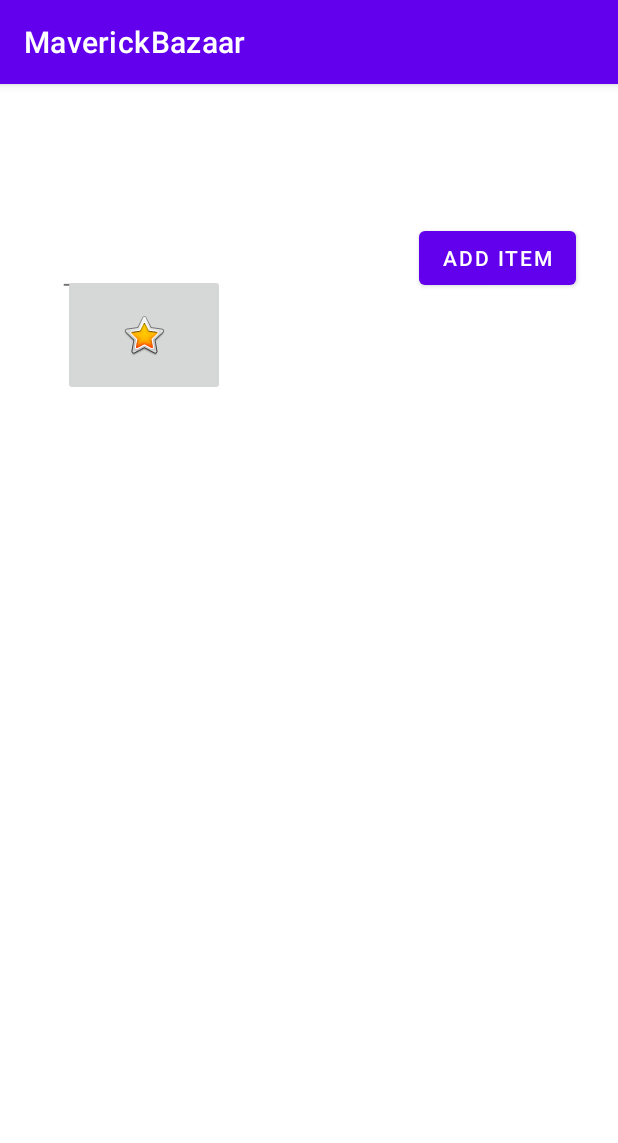
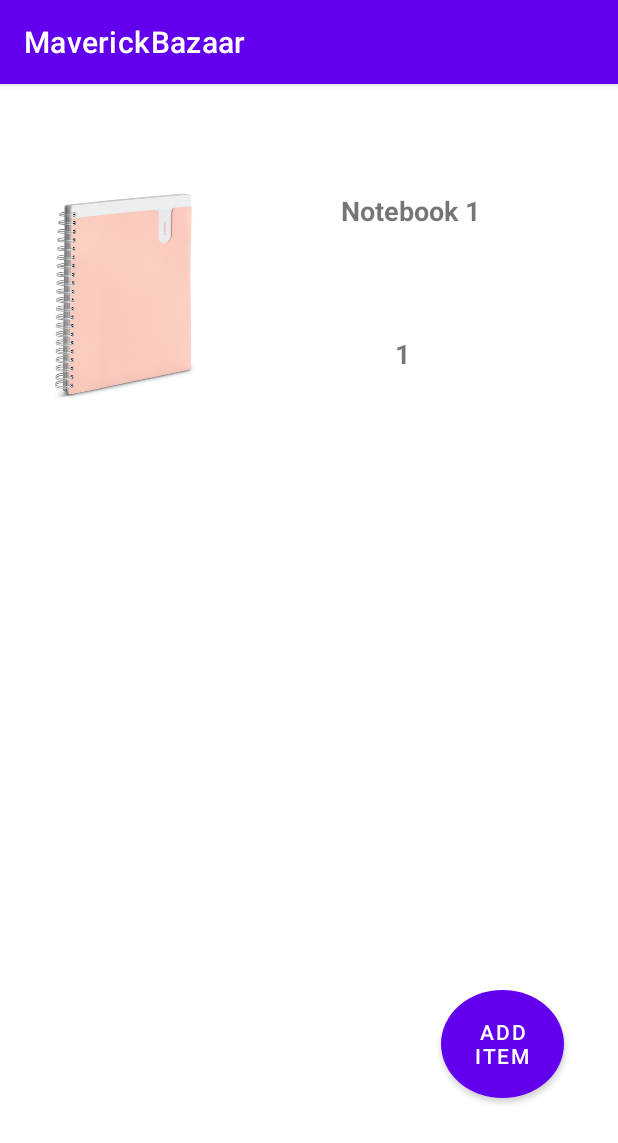
Before and after one commit to ChauPhucNguyen/MaverickBazaar, an Android app: the Store screen opened directly, with no data from a screen before it, on a phone screen of 412 x 824 dp. Shown: the top 1143 px of the screen. Run offline under Robolectric (Android 15) with nearby library versions, the phone set to English and light mode, and no system bars.

Commit message:
Recycle View added

```diff
--- a/app/src/main/AndroidManifest.xml
+++ b/app/src/main/AndroidManifest.xml
@@ -14,7 +14,10 @@
         android:supportsRtl="true"
         android:theme="@style/Theme.MaverickBazaar">
         <activity
-            android:name=".addItemToCart"
+            android:name=".Checkout"
+            android:exported="false" />
+        <activity
+            android:name=".itemDisplay"
             android:exported="false" />
         <activity
             android:name=".ListItem"
--- a/app/src/main/java/com/example/maverickbazaar/addItemToCart.java
+++ b/app/src/main/java/com/example/maverickbazaar/Checkout.java
@@ -4,11 +4,11 @@ import androidx.appcompat.app.AppCompatActivity;
 
 import android.os.Bundle;
 
-public class addItemToCart extends AppCompatActivity {
+public class Checkout extends AppCompatActivity {
 
     @Override
     protected void onCreate(Bundle savedInstanceState) {
         super.onCreate(savedInstanceState);
-        setContentView(R.layout.activity_add_item_to_cart);
+        setContentView(R.layout.activity_checkout);
     }
 }
--- /dev/null
+++ b/app/src/main/java/com/example/maverickbazaar/RecyclerAdapter.java
@@ -0,0 +1,83 @@
+package com.example.maverickbazaar;
+
+import android.content.Context;
+import android.content.Intent;
+import android.view.LayoutInflater;
+import android.view.View;
+import android.view.ViewGroup;
+import android.widget.ImageView;
+import android.widget.TextView;
+
+import androidx.annotation.NonNull;
+import androidx.recyclerview.widget.RecyclerView;
+
+public class RecyclerAdapter extends RecyclerView.Adapter<RecyclerAdapter.ImageViewHolder> {
+    private int[] images;
+    private String[] name;
+    int[] prices;
+    String callingActivity;
+    private Context context;
+
+    public RecyclerAdapter(int[] images, String[] name, int[] prices, Context context, String callingActivity){
+        this.images=images;
+        this.name=name;
+        this.prices=prices;
+        this.context=context;
+        this.callingActivity=callingActivity;
+    }
+
+    @NonNull
+    @Override
+    public ImageViewHolder onCreateViewHolder(@NonNull ViewGroup parent, int viewType) {
+        View view= LayoutInflater.from(parent.getContext()).inflate(R.layout.list_item,parent,false);
+        ImageViewHolder imageViewHolder=new ImageViewHolder(view,context,images,name,prices,callingActivity);
+        return imageViewHolder;
+    }
+
+    @Override
+    public void onBindViewHolder(@NonNull ImageViewHolder holder, int position) {
+        int image_id=images[position];
+        holder.img.setImageResource(image_id);
+        holder.img_det.setText(name[position]);
+        holder.img_price.setText(Integer.toString(prices[position]));
+    }
+
+    @Override
+    public int getItemCount() {
+        return images.length;
+    }
+
+    public static class ImageViewHolder extends RecyclerView.ViewHolder  implements View.OnClickListener{
+        ImageView img;
+        TextView img_det,img_price;
+        Context context;
+        int[] images;
+        String[] details;
+        int[] prices;
+        String callingActivity;
+        public ImageViewHolder(@NonNull View itemView, Context context, int[] images, String[] details, int[] prices, String callingActivity) {
+            super(itemView);
+            img=itemView.findViewById(R.id.item_image);
+            img_det=itemView.findViewById(R.id.item_name);
+            img_price=itemView.findViewById(R.id.item_price);
+            itemView.setOnClickListener(this);
+            this.context=context;
+            this.images=images;
+            this.details=details;
+            this.prices=prices;
+            this.callingActivity= this.callingActivity;
+        }
+
+        @Override
+        public void onClick(View v) {
+            Intent intent=new Intent(context,itemDisplay.class);
+            System.out.println(callingActivity);
+            intent.putExtra("image_id",images[getAdapterPosition()]);
+            intent.putExtra("item_details",details[getAdapterPosition()]);
+            intent.putExtra("item_price",prices[getAdapterPosition()]);
+            intent.putExtra("CALLING_ACTIVITY",callingActivity);
+            context.startActivity(intent);
+        }
+
+    }
+}
--- a/app/src/main/java/com/example/maverickbazaar/Store.java
+++ b/app/src/main/java/com/example/maverickbazaar/Store.java
@@ -1,37 +1,38 @@
 package com.example.maverickbazaar;
 
 import androidx.appcompat.app.AppCompatActivity;
+import androidx.recyclerview.widget.GridLayoutManager;
+import androidx.recyclerview.widget.RecyclerView;
 
-import android.app.ActionBar;
 import android.content.Intent;
 import android.os.Bundle;
 import android.view.View;
 import android.widget.Button;
-import android.widget.ImageButton;
-import android.widget.Toast;
 
 public class Store extends AppCompatActivity {
 
-    ImageButton AndroidImageButton;
+    int[] img = {R.drawable.notebook1, R.drawable.notebook2};
+    String names[] = {"Notebook 1", "Notebook 2"};
+    int[] prices= {1,2};
+    private RecyclerAdapter adapter;
+    private RecyclerView.LayoutManager layoutManager;
+    private RecyclerView recyclerView;
 
     @Override
     protected void onCreate(Bundle savedInstanceState) {
         super.onCreate(savedInstanceState);
         setContentView(R.layout.activity_store);
+        recyclerView = findViewById(R.id.rvStore);
+        layoutManager = new GridLayoutManager(this,1);
+        recyclerView.setHasFixedSize(true);
+        recyclerView.setLayoutManager(layoutManager);
+        adapter = new RecyclerAdapter(img,names,prices,this,"Store");
+        recyclerView.setAdapter(adapter);
 
-        AndroidImageButton = findViewById(R.id.imageButtonTest);
-        AndroidImageButton.setOnClickListener(new View.OnClickListener() {
-            @Override
-            public void onClick(View view) {
-                Toast.makeText(Store.this, "IT WORKS", Toast.LENGTH_SHORT).show();
-            }
-        });
-
-        Button addItem= findViewById(R.id.addItem);
+        Button addItem = findViewById(R.id.addItem);
         addItem.setOnClickListener(new View.OnClickListener() {
             @Override
             public void onClick(View view) {
-                Toast.makeText(Store.this, "ADD ITEM TEST", Toast.LENGTH_SHORT).show();
                 Intent intent = new Intent(view.getContext(), CreateForm.class);
                 startActivity(intent);
             }
--- a/app/src/main/res/drawable/round_button.xml
+++ b/app/src/main/res/drawable/round_button.xml
@@ -7,7 +7,8 @@
     </item>
     <item android:state_pressed="true">
         <shape android:shape="oval">
-            <solid android:color="#c20586"/>
+            <solid android:color="#08A468"/>
         </shape>
     </item>
+    <stroke android:width="1dip" android:color="#000000"/>
 </selector>
--- a/app/src/main/res/layout/activity_add_item_to_cart.xml
+++ b/app/src/main/res/layout/activity_checkout.xml
@@ -4,6 +4,6 @@
     xmlns:tools="http://schemas.android.com/tools"
     android:layout_width="match_parent"
     android:layout_height="match_parent"
-    tools:context=".addItemToCart">
+    tools:context=".Checkout">
 
 </androidx.constraintlayout.widget.ConstraintLayout>
--- a/app/src/main/res/layout/activity_store.xml
+++ b/app/src/main/res/layout/activity_store.xml
@@ -6,39 +6,29 @@
     android:layout_height="match_parent"
     tools:context=".Store">
 
-    <TextView
-        android:id="@+id/textView10"
-        android:layout_width="108dp"
-        android:layout_height="81dp"
-        android:text="Test"
-        android:textSize="18sp"
-        app:layout_constraintBottom_toBottomOf="parent"
-        app:layout_constraintEnd_toEndOf="parent"
-        app:layout_constraintHorizontal_bias="0.138"
-        app:layout_constraintStart_toStartOf="parent"
-        app:layout_constraintTop_toTopOf="parent"
-        app:layout_constraintVertical_bias="0.184" />
-
     <Button
         android:id="@+id/addItem"
-        android:layout_width="wrap_content"
-        android:layout_height="wrap_content"
-        android:layout_marginEnd="28dp"
-        android:layout_marginBottom="628dp"
+        android:layout_width="82dp"
+        android:layout_height="72dp"
+        android:layout_marginTop="604dp"
+        android:layout_marginEnd="36dp"
+        android:background="@drawable/round_button"
         android:text="Add Item"
-        app:layout_constraintBottom_toBottomOf="parent"
-        app:layout_constraintEnd_toEndOf="parent" />
+        app:layout_constraintEnd_toEndOf="parent"
+        app:layout_constraintTop_toTopOf="parent" />
 
-    <ImageButton
-        android:id="@+id/imageButtonTest"
+    <androidx.recyclerview.widget.RecyclerView
+        android:id="@+id/rvStore"
         android:layout_width="0dp"
         android:layout_height="0dp"
-        app:layout_constraintBottom_toBottomOf="@+id/textView10"
-        app:layout_constraintEnd_toEndOf="@+id/textView10"
-        app:layout_constraintHorizontal_bias="0.0"
-        app:layout_constraintStart_toStartOf="@+id/textView10"
-        app:layout_constraintTop_toTopOf="@+id/textView10"
-        app:layout_constraintVertical_bias="1.0"
-        app:srcCompat="@android:drawable/btn_star_big_on" />
+        android:layout_marginStart="1dp"
+        android:layout_marginTop="32dp"
+        android:layout_marginEnd="1dp"
+        android:layout_marginBottom="42dp"
+        app:layout_constraintBottom_toBottomOf="@+id/addItem"
+        app:layout_constraintEnd_toEndOf="parent"
+        app:layout_constraintStart_toStartOf="parent"
+        app:layout_constraintTop_toTopOf="parent" />
+
 
 </androidx.constraintlayout.widget.ConstraintLayout>
--- /dev/null
+++ b/app/src/main/res/layout/list_item.xml
@@ -0,0 +1,49 @@
+<?xml version="1.0" encoding="utf-8"?>
+<androidx.constraintlayout.widget.ConstraintLayout xmlns:android="http://schemas.android.com/apk/res/android"
+    xmlns:app="http://schemas.android.com/apk/res-auto"
+    xmlns:tools="http://schemas.android.com/tools"
+    android:layout_width="match_parent"
+    android:layout_height="match_parent">
+
+    <ImageView
+        android:id="@+id/item_image"
+        android:layout_width="0dp"
+        android:layout_height="205dp"
+        android:layout_marginEnd="15dp"
+        app:layout_constraintEnd_toStartOf="@+id/item_name"
+        app:layout_constraintStart_toStartOf="parent"
+        app:layout_constraintTop_toTopOf="parent"
+        tools:srcCompat="@tools:sample/avatars" />
+
+    <TextView
+        android:id="@+id/item_price"
+        android:layout_width="0dp"
+        android:layout_height="wrap_content"
+        android:layout_marginStart="15dp"
+        android:layout_marginEnd="10dp"
+        android:layout_marginBottom="37dp"
+        android:gravity="center"
+        android:hint="item price"
+        android:padding="8dp"
+        android:textSize="18sp"
+        android:textStyle="bold"
+        app:layout_constraintBottom_toBottomOf="@+id/item_image"
+        app:layout_constraintEnd_toEndOf="@+id/item_name"
+        app:layout_constraintStart_toEndOf="@+id/item_image" />
+
+    <TextView
+        android:id="@+id/item_name"
+        android:layout_width="0dp"
+        android:layout_height="wrap_content"
+        android:layout_marginTop="32dp"
+        android:layout_marginEnd="52dp"
+        android:gravity="center"
+        android:hint="Item Name"
+        android:padding="8dp"
+        android:textSize="18sp"
+        android:textStyle="bold"
+        app:layout_constraintEnd_toEndOf="parent"
+        app:layout_constraintStart_toEndOf="@+id/item_image"
+        app:layout_constraintTop_toTopOf="parent" />
+
+</androidx.constraintlayout.widget.ConstraintLayout>
```
Also changed, not shown: app/src/main/java/com/example/maverickbazaar/itemDisplay.java (added, +44 -0 lines), app/src/main/res/layout/activity_item_display.xml (added, +53 -0 lines), app/src/main/res/drawable/notebook1.jpg (added), app/src/main/res/drawable/notebook2.jpeg (added).
